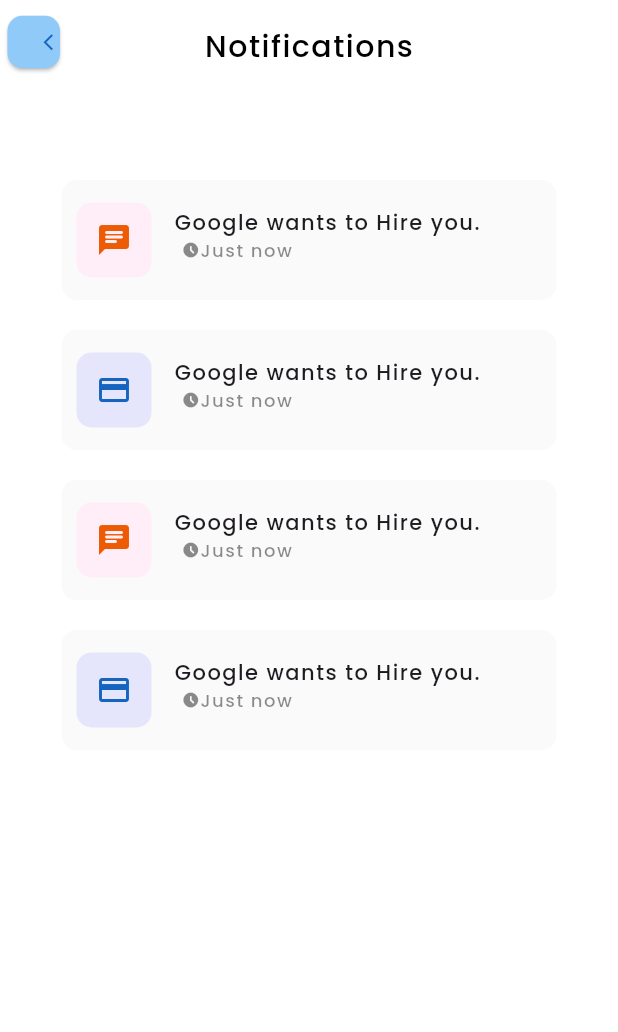
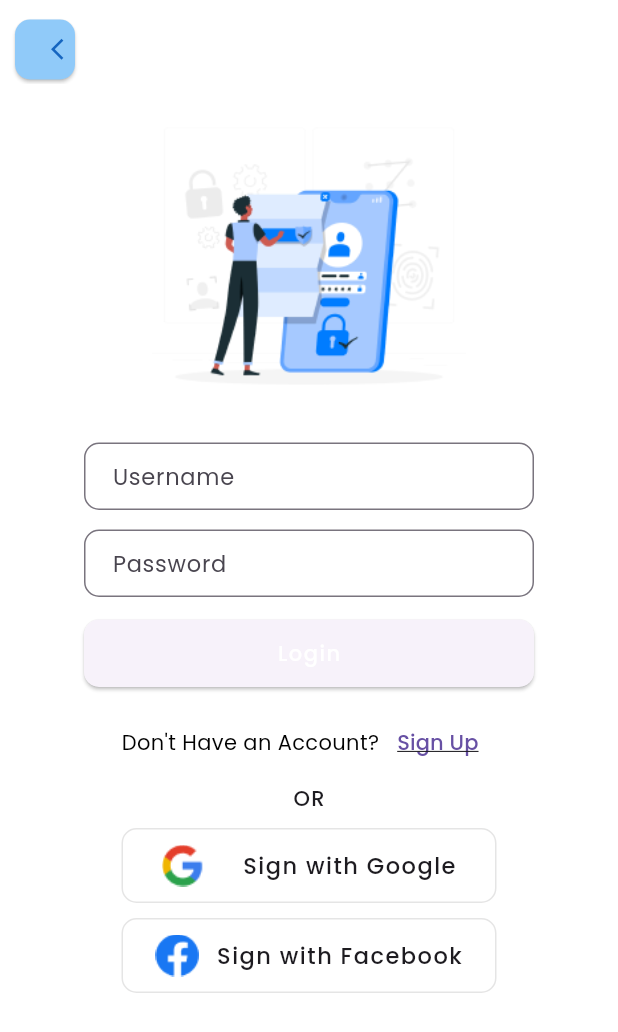
Before and after one commit to mirsadkt/campus-recruitment, a Flutter app: the screen it shows after launch, on a phone screen of 412 x 824 dp. Shown: the top 1032 px of the screen. Run offline on Flutter 3.47's test engine with Material 3 defaults, Android fonts, the phone set to English and light mode, and no system bars; our stand-ins replace google_fonts; missing offline and left inert: dart:html.

Commit message:
login page completed

```diff
--- a/lib/main.dart
+++ b/lib/main.dart
@@ -2,6 +2,7 @@
 
 import 'package:campus_recruitment/pages/home.dart';
 import 'package:campus_recruitment/pages/landing.dart';
+import 'package:campus_recruitment/pages/login.dart';
 import 'package:campus_recruitment/pages/nonotifications.dart';
 import 'package:campus_recruitment/pages/notification.dart';
 import 'package:campus_recruitment/pages/otp.dart';
@@ -28,7 +29,7 @@
         colorScheme: ColorScheme.fromSeed(seedColor: Colors.deepPurple),
         useMaterial3: true,
       ),
-      home: const Notify(),
+      home: const Login(),
     );
   }
 }
--- /dev/null
+++ b/lib/pages/login.dart
@@ -0,0 +1,252 @@
+// ignore_for_file: prefer_const_constructors, sort_child_properties_last, avoid_unnecessary_containers, sized_box_for_whitespace, unused_import, prefer_const_literals_to_create_immutables, prefer_interpolation_to_compose_strings, avoid_print
+
+import 'package:flutter/material.dart';
+import 'package:google_fonts/google_fonts.dart';
+
+class Login extends StatefulWidget {
+  const Login({super.key});
+
+  @override
+  State<Login> createState() => _LoginState();
+}
+
+class _LoginState extends State<Login> {
+  @override
+  Widget build(BuildContext context) {
+    return MaterialApp(
+      debugShowCheckedModeBanner: false,
+      title: "Login Page",
+      home: Scaffold(
+        backgroundColor: Colors.white,
+        appBar: PreferredSize(
+          preferredSize: Size.fromHeight(60),
+          child: AppBar(
+            backgroundColor: Colors.white,
+            elevation: 0,
+            leading: Row(
+              children: [
+                Padding(
+                  padding: const EdgeInsets.only(top: 10, left: 10),
+                  child: Container(
+                    height: 40,
+                    width: 40,
+                    child: ElevatedButton(
+                      onPressed: () {},
+                      child: Icon(
+                        Icons.arrow_back_ios,
+                        size: 17,
+                      ),
+                      style: ElevatedButton.styleFrom(
+                          backgroundColor: Colors.blue.shade200,
+                          foregroundColor: Colors.blue.shade800,
+                          shape: RoundedRectangleBorder(
+                            borderRadius: BorderRadius.circular(10),
+                          )),
+                    ),
+                  ),
+                ),
+              ],
+            ),
+          ),
+        ),
+        body: Center(
+          child: Column(
+            children: [
+              Padding(
+                padding: const EdgeInsets.only(bottom: 5),
+                child: Container(
+                  height: 230,
+                  width: 230,
+                  child: Image(
+                    image: AssetImage("assets/imgtwo.png"),
+                  ),
+                ),
+              ),
+              Padding(
+                padding: const EdgeInsets.only(bottom: 13),
+                child: SizedBox(
+                  height: 45,
+                  width: 300,
+                  child: TextField(
+                    keyboardType: TextInputType.name,
+                    onChanged: (String username) {
+                      print("Username :" + username);
+                    },
+                    decoration: InputDecoration(
+                        contentPadding: EdgeInsets.all(15),
+                        label: Text(
+                          "Username",
+                          style: GoogleFonts.poppins(
+                            fontWeight: FontWeight.w400,
+                            fontSize: 15,
+                          ),
+                        ),
+                        border: OutlineInputBorder(
+                          borderRadius: BorderRadius.circular(10),
+                        )),
+                  ),
+                ),
+              ),
+              Padding(
+                padding: const EdgeInsets.only(bottom: 15),
+                child: SizedBox(
+                  height: 45,
+                  width: 300,
+                  child: TextField(
+                    keyboardType: TextInputType.name,
+                    onChanged: (String pass) {
+                      print("Password :" + pass);
+                    },
+                    decoration: InputDecoration(
+                        contentPadding: EdgeInsets.all(15),
+                        label: Text(
+                          "Password",
+                          style: GoogleFonts.poppins(
+                            fontWeight: FontWeight.w400,
+                            fontSize: 15,
+                          ),
+                        ),
+                        border: OutlineInputBorder(
+                          borderRadius: BorderRadius.circular(10),
+                        )),
+                  ),
+                ),
+              ),
+              Container(
+                height: 45,
+                width: 300,
+                child: ElevatedButton(
+                  onPressed: () {
+                    print("Login Pressed");
+                  },
+                  child: Text(
+                    "Login",
+                    style: GoogleFonts.poppins(
+                      letterSpacing: 1,
+                      color: Colors.white,
+                    ),
+                  ),
+                  style: ElevatedButton.styleFrom(
+                    shape: RoundedRectangleBorder(
+                        borderRadius: BorderRadius.circular(10)),
+                  ),
+                ),
+              ),
+              Row(
+                mainAxisAlignment: MainAxisAlignment.center,
+                children: [
+                  Padding(
+                    padding: const EdgeInsets.only(top: 13),
+                    child: Text(
+                      "Don't Have an Account?",
+                      style: GoogleFonts.poppins(
+                        fontWeight: FontWeight.w400,
+                        color: Colors.black,
+                      ),
+                    ),
+                  ),
+                  Padding(
+                    padding: const EdgeInsets.only(top: 13),
+                    child: TextButton(
+                      onPressed: () {},
+                      child: Text(
+                        "Sign Up",
+                        style: GoogleFonts.poppins(
+                          fontWeight: FontWeight.w500,
+                          decoration: TextDecoration.underline,
+                        ),
+                      ),
+                    ),
+                  ),
+                ],
+
+              ),
+              Padding(
+                padding: const EdgeInsets.only(top: 3),
+                child: Text("OR",
+                style: GoogleFonts.poppins(
+                  fontWeight: FontWeight.w500,
+                  letterSpacing: 1,
+                ),
+                ),
+              ),
+              Padding(
+                padding: const EdgeInsets.only(top: 10),
+                child: Container(
+                  height: 50,
+                  width: 250,
+                  decoration: BoxDecoration(
+                    border: Border.all(
+                      color: Color.fromARGB(60, 146, 144, 144),
+                      width: 1,
+                    ),
+                    color: Colors.white,
+                    borderRadius: BorderRadius.circular(10),
+                  ),
+                  child: Container(
+                    height: 20,
+                    width: 20,
+                    child: Row(
+                      mainAxisAlignment: MainAxisAlignment.spaceEvenly,
+                      children: [
+                        Image(image: AssetImage("assets/google.png"),
+                        ),
+                        Text("Sign with Google",
+                        style: GoogleFonts.poppins(
+                          letterSpacing: 1,
+                          fontWeight: FontWeight.w500,
+                          fontSize: 15,
+                        ),
+                        )
+                      ],
+                    ),
+                  ),
+                ),
+              ),
+
+              Padding(
+                padding: const EdgeInsets.only(top: 10),
+                child: Container(
+                  height: 50,
+                  width: 250,
+                  decoration: BoxDecoration(
+                    border: Border.all(
+                      color: Color.fromARGB(60, 146, 144, 144),
+                      width: 1,
+                    ),
+                    color: Colors.white,
+                    borderRadius: BorderRadius.circular(10),
+                  ),
+                  child: Padding(
+                    padding: const EdgeInsets.all(10),
+                    child: InkWell(
+
+                      child: Container(
+                        height: 20,
+                        width: 20,
+                        child: Row(
+                          mainAxisAlignment: MainAxisAlignment.spaceEvenly,
+                          children: [
+                            Image(image: AssetImage("assets/facebook.png"),
+                            ),
+                            Text("Sign with Facebook",
+                            style: GoogleFonts.poppins(
+                              letterSpacing: 1,
+                              fontWeight: FontWeight.w500,
+                              fontSize: 15,
+                            ),
+                            ),
+                          ],
+                        ),
+                      ),
+                    ),
+                  ),
+                ),
+              ),
+            ],
+          ),
+        ),
+      ),
+    );
+  }
+}
```
Also changed, not shown: assets/facebook.png (added), assets/google.png (added).
